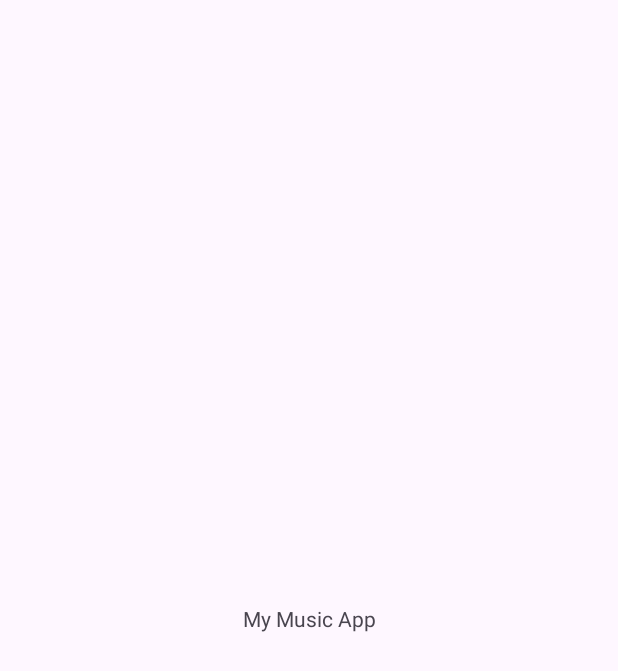
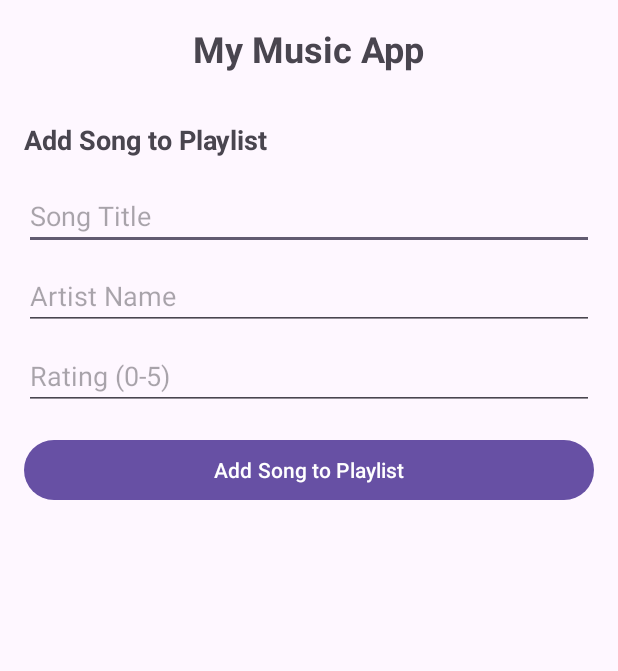
Before and after one commit to BakesTheDeveloper/My-Music-App, an Android app: the screen it shows after launch (MainActivity), on a phone screen of 412 x 824 dp. Before the commit the part shown is almost empty. Shown: the top 671 px of the screen. Run offline under Robolectric (Android 15) with nearby library versions, the phone set to English and light mode, and no system bars.

Commit message:
initial build   - main activity frontend and backend complete   - need more ideas

```diff
--- a/app/src/main/java/com/example/mymusicapp/MainActivity.kt
+++ b/app/src/main/java/com/example/mymusicapp/MainActivity.kt
@@ -1,20 +1,75 @@
 package com.example.mymusicapp
 
 import android.os.Bundle
-import androidx.activity.enableEdgeToEdge
+import android.widget.Button
+import android.widget.EditText
+import android.widget.Toast
 import androidx.appcompat.app.AppCompatActivity
-import androidx.core.view.ViewCompat
-import androidx.core.view.WindowInsetsCompat
 
 class MainActivity : AppCompatActivity() {
+
+    private val playlist = mutableListOf<Song>()
+    private lateinit var editTextTitle: EditText
+    private lateinit var editTextArtist: EditText
+    private lateinit var editTextRating: EditText
+    private lateinit var buttonAddSong: Button
+
+    companion object {
+        const val MAX_SONGS = 5
+    }
+
     override fun onCreate(savedInstanceState: Bundle?) {
         super.onCreate(savedInstanceState)
-        enableEdgeToEdge()
         setContentView(R.layout.activity_main)
-        ViewCompat.setOnApplyWindowInsetsListener(findViewById(R.id.main)) { v, insets ->
-            val systemBars = insets.getInsets(WindowInsetsCompat.Type.systemBars())
-            v.setPadding(systemBars.left, systemBars.top, systemBars.right, systemBars.bottom)
-            insets
+        // Initialize UI components
+        editTextTitle = findViewById(R.id.editTextTitle)
+        editTextArtist = findViewById(R.id.editTextArtist)
+        editTextRating = findViewById(R.id.editTextRating)
+        buttonAddSong = findViewById(R.id.buttonAddSong)
+
+        // Set up add song button
+        buttonAddSong.setOnClickListener {
+            addSongToPlaylist()
+        }
+    }
+
+    private fun addSongToPlaylist() {
+        // Check if playlist is full
+        if (playlist.size >= MAX_SONGS) {
+            Toast.makeText(this, "Playlist is full! Maximum $MAX_SONGS songs allowed.", Toast.LENGTH_SHORT).show()
+            return
+        }
+
+        val title = editTextTitle.text.toString().trim()
+        val artist = editTextArtist.text.toString().trim()
+        val ratingText = editTextRating.text.toString().trim()
+
+        // Validate input
+        if (title.isEmpty() || artist.isEmpty() || ratingText.isEmpty()) {
+            Toast.makeText(this, "Please fill in all fields", Toast.LENGTH_SHORT).show()
+            return
+        }
+
+        try {
+            val rating = ratingText.toDouble()
+            if (rating < 0 || rating > 5) {
+                Toast.makeText(this, "Rating must be between 0 and 5", Toast.LENGTH_SHORT).show()
+                return
+            }
+
+            // Create and add song to playlist
+            val newSong = Song(title, artist, rating)
+            playlist.add(newSong)
+
+            // Clear input fields
+            editTextTitle.setText("")
+            editTextArtist.setText("")
+            editTextRating.setText("")
+
+            Toast.makeText(this, "Song added! (${playlist.size}/$MAX_SONGS songs)", Toast.LENGTH_SHORT).show()
+
+        } catch (e: NumberFormatException) {
+            Toast.makeText(this, "Please enter a valid rating number", Toast.LENGTH_SHORT).show()
         }
     }
 }
--- /dev/null
+++ b/app/src/main/java/com/example/mymusicapp/Song.kt
@@ -0,0 +1,11 @@
+package com.example.mymusicapp
+
+data class Song(
+    var title: String,
+    var artist: String,
+    var rating: Double
+) {
+    override fun toString(): String {
+        return "$title by $artist (Rating: $rating/5)"
+    }
+}
--- a/app/src/main/res/layout/activity_main.xml
+++ b/app/src/main/res/layout/activity_main.xml
@@ -1,19 +1,54 @@
 <?xml version="1.0" encoding="utf-8"?>
-<androidx.constraintlayout.widget.ConstraintLayout xmlns:android="http://schemas.android.com/apk/res/android"
-    xmlns:app="http://schemas.android.com/apk/res-auto"
-    xmlns:tools="http://schemas.android.com/tools"
-    android:id="@+id/main"
+<LinearLayout xmlns:android="http://schemas.android.com/apk/res/android"
     android:layout_width="match_parent"
     android:layout_height="match_parent"
-    tools:context=".MainActivity">
+    android:orientation="vertical"
+    android:padding="16dp">
 
     <TextView
         android:layout_width="wrap_content"
         android:layout_height="wrap_content"
         android:text="My Music App"
-        app:layout_constraintBottom_toBottomOf="parent"
-        app:layout_constraintEnd_toEndOf="parent"
-        app:layout_constraintStart_toStartOf="parent"
-        app:layout_constraintTop_toTopOf="parent" />
+        android:textSize="24sp"
+        android:textStyle="bold"
+        android:layout_gravity="center"
+        android:layout_marginBottom="32dp" />
 
-</androidx.constraintlayout.widget.ConstraintLayout>
+    <TextView
+        android:layout_width="wrap_content"
+        android:layout_height="wrap_content"
+        android:text="Add Song to Playlist"
+        android:textSize="18sp"
+        android:textStyle="bold"
+        android:layout_marginBottom="16dp" />
+
+    <EditText
+        android:id="@+id/editTextTitle"
+        android:layout_width="match_parent"
+        android:layout_height="wrap_content"
+        android:hint="Song Title"
+        android:layout_marginBottom="8dp" />
+
+    <EditText
+        android:id="@+id/editTextArtist"
+        android:layout_width="match_parent"
+        android:layout_height="wrap_content"
+        android:hint="Artist Name"
+        android:layout_marginBottom="8dp" />
+
+    <EditText
+        android:id="@+id/editTextRating"
+        android:layout_width="match_parent"
+        android:layout_height="wrap_content"
+        android:hint="Rating (0-5)"
+        android:inputType="numberDecimal"
+        android:layout_marginBottom="16dp" />
+
+    <Button
+        android:id="@+id/buttonAddSong"
+        android:layout_width="match_parent"
+        android:layout_height="wrap_content"
+        android:text="Add Song to Playlist"
+        android:layout_marginBottom="16dp" />
+
+</LinearLayout>
```
